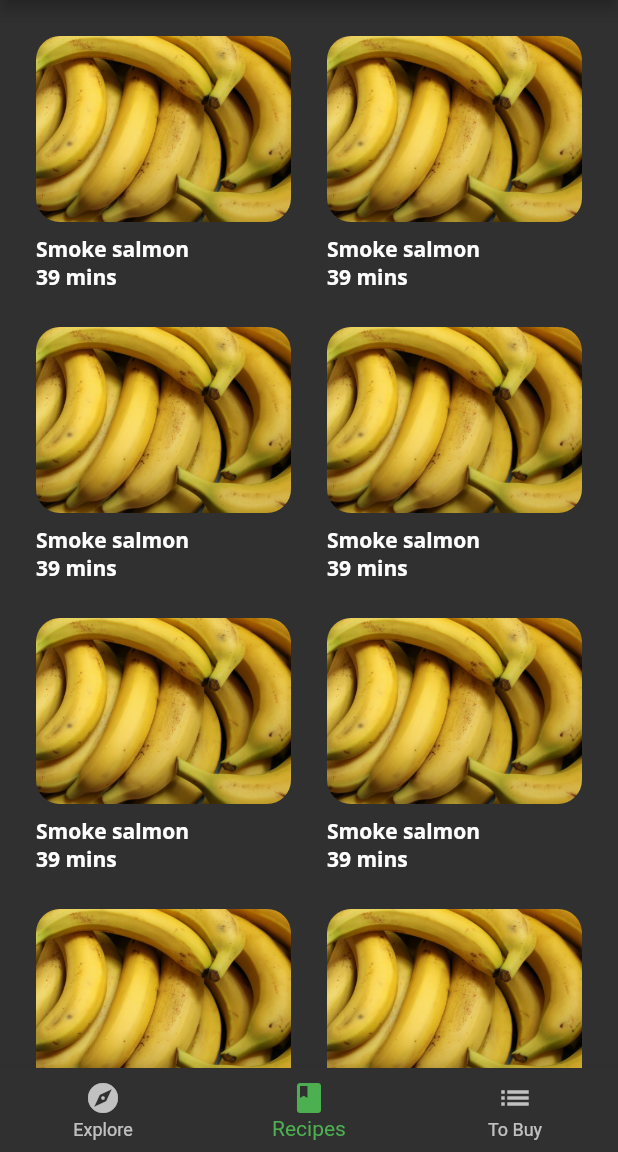
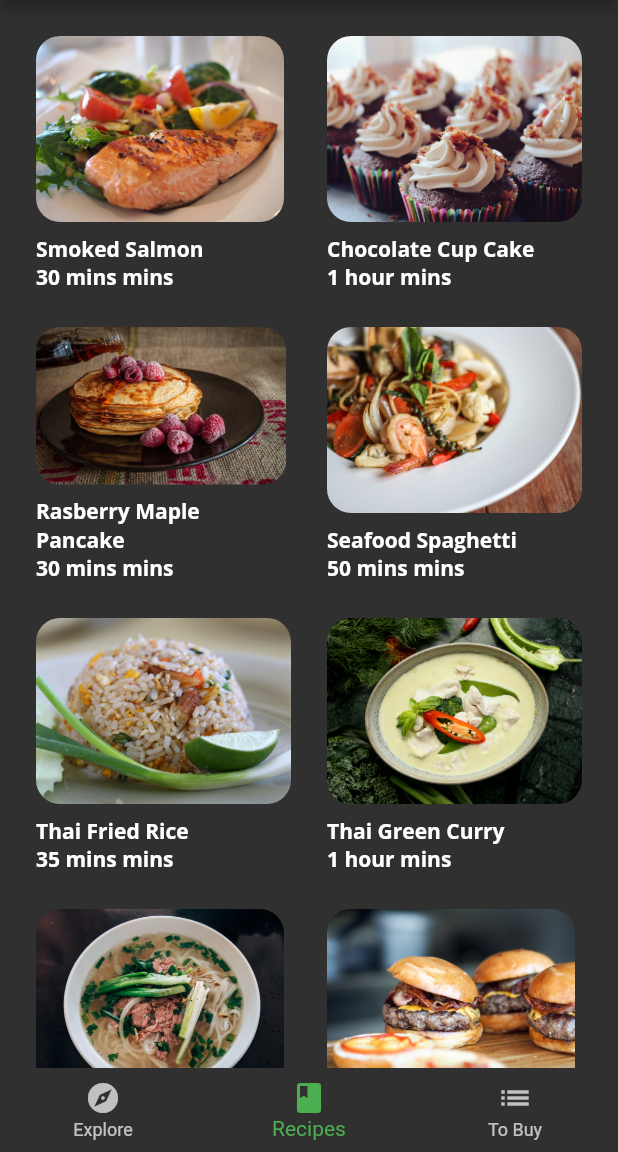
Before and after one commit to pumpkinsoft88/flutter_food_recipe, a Flutter app: the screen it shows after launch, item 2 of the bottom bar chosen, on a phone screen of 412 x 824 dp, the part 84-1236 px from its top. Run offline on Flutter 3.47's test engine with Material 2 defaults, Android fonts, the phone set to English and light mode, and no system bars; our stand-ins replace google_fonts.

Commit message:
4th  commit

```diff
--- a/lib/components/recipe_thumbnail.dart
+++ b/lib/components/recipe_thumbnail.dart
@@ -1,7 +1,11 @@
 import 'package:flutter/material.dart';
 
+import '../models/simple_recipe.dart';
+
 class RecipeThubmnail extends StatelessWidget {
-  const RecipeThubmnail({super.key});
+  const RecipeThubmnail({super.key, required this.recipe});
+
+  final SimpleRecipe recipe;
 
   @override
   Widget build(BuildContext context) {
@@ -12,15 +16,16 @@ class RecipeThubmnail extends StatelessWidget {
           child: ClipRRect(
               borderRadius: BorderRadius.circular(16),
               child: Image.asset(
-                'assets/food_pics/food_banana.jpg',
+                recipe.dishImage,
                 fit: BoxFit.cover,
               )),
         ),
         const SizedBox(
           height: 8,
         ),
-        Text('Smoke salmon', style: Theme.of(context).textTheme.bodyText1),
-        Text('39 mins', style: Theme.of(context).textTheme.bodyText1),
+        Text(recipe.title, style: Theme.of(context).textTheme.bodyText1),
+        Text('${recipe.duration} mins',
+            style: Theme.of(context).textTheme.bodyText1),
       ],
     );
   }
--- a/lib/components/recipes_grid_view.dart
+++ b/lib/components/recipes_grid_view.dart
@@ -1,11 +1,14 @@
 import 'package:flutter/material.dart';
 
 import 'components.dart';
+// ignore: unused_import
+import '../models/models.dart';
 
 class RecipesGridView extends StatelessWidget {
-  const RecipesGridView({super.key});
+  const RecipesGridView({super.key, required this.recipes});
 
   static const _gridPadding = 24.0;
+  final List<SimpleRecipe> recipes;
 
   @override
   Widget build(BuildContext context) {
@@ -17,7 +20,9 @@ class RecipesGridView extends StatelessWidget {
         crossAxisSpacing: _gridPadding,
       ),
       itemBuilder: (BuildContext context, int index) {
-        return const RecipeThubmnail();
+        return RecipeThubmnail(
+          recipe: recipes[index],
+        );
       },
     );
   }
--- a/lib/screen/recipe_screen.dart
+++ b/lib/screen/recipe_screen.dart
@@ -1,7 +1,6 @@
 import 'package:flutter/material.dart';
 
 import '../api/mock_fooderlich_service.dart';
-// ignore: unused_import
 import '../components/components.dart';
 
 class RecipesScreen extends StatelessWidget {
@@ -14,11 +13,12 @@ class RecipesScreen extends StatelessWidget {
     return FutureBuilder<Object>(
         future: mockFooderlichService.getRecipes(),
         builder: (context, snapshot) {
-          // if (snapshot.connectionState == ConnectionState.done) {
-          return const RecipesGridView();
-          // } else {
-          // return const Center(child: CircularProgressIndicator());
-          // }
+          if (snapshot.connectionState == ConnectionState.done) {
+            final recipes = snapshot.data ?? [];
+            return RecipesGridView(recipes: recipes);
+          } else {
+            return const Center(child: CircularProgressIndicator());
+          }
         });
   }
 }
```
